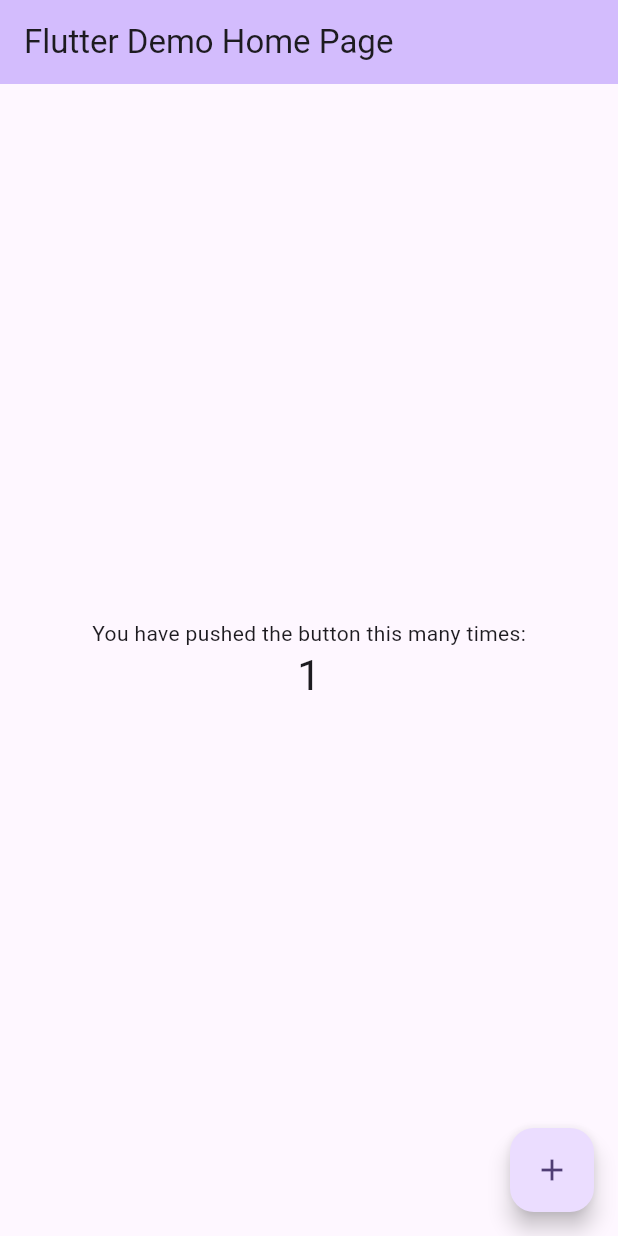
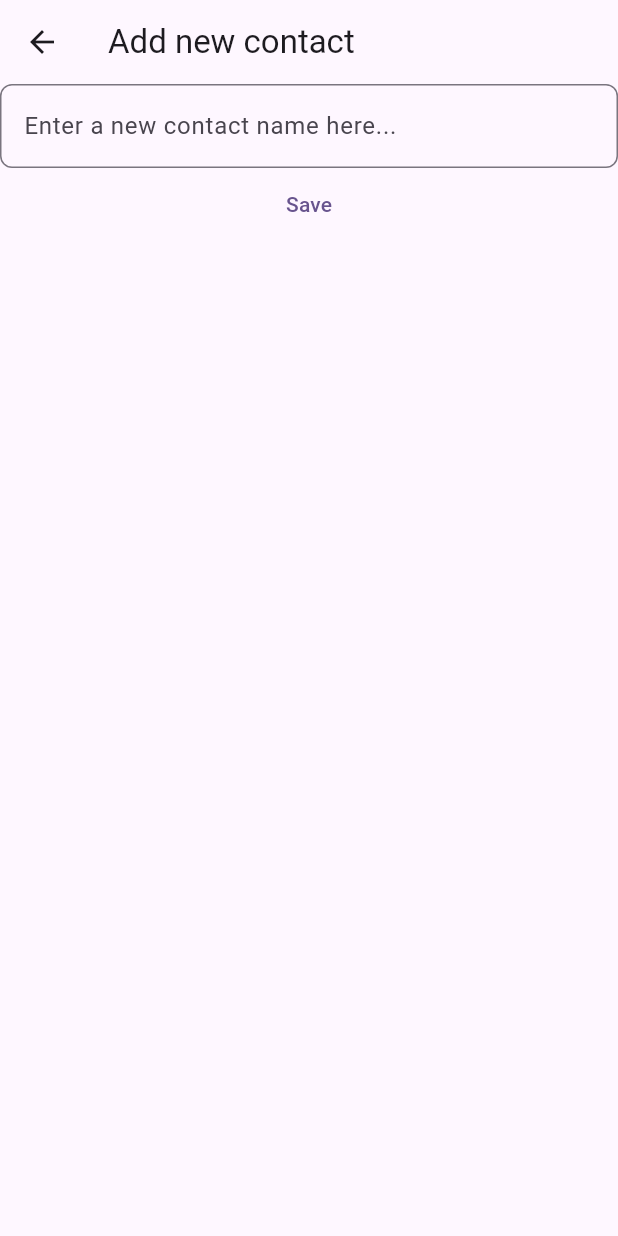
Before and after one commit to Yihun-Alemayehu/flutter-BuiltIn-state-management, a Flutter app: the screen it shows after launch, after a tap on the "add" icon, on a phone screen of 412 x 824 dp. Run offline on Flutter 3.47's test engine with Material 2 defaults, Android fonts, the phone set to English and light mode, and no system bars.

Commit message:
setting up for value Identifier commit

```diff
--- /dev/null
+++ b/lib/home.dart
@@ -0,0 +1,15 @@
+import 'package:flutter/material.dart';
+
+class HomePage extends StatefulWidget {
+  const HomePage({super.key});
+
+  @override
+  State<HomePage> createState() => _HomePageState();
+}
+
+class _HomePageState extends State<HomePage> {
+  @override
+  Widget build(BuildContext context) {
+    return const Scaffold();
+  }
+}
--- a/lib/main.dart
+++ b/lib/main.dart
@@ -7,119 +7,132 @@ void main() {
 class MyApp extends StatelessWidget {
   const MyApp({super.key});
 
-  // This widget is the root of your application.
   @override
   Widget build(BuildContext context) {
     return MaterialApp(
-      title: 'Flutter Demo',
+      routes: {
+        '/contact': (context) => const ContactView(),
+        '/home': (context) => const Home()
+      },
+      debugShowCheckedModeBanner: false,
       theme: ThemeData(
-        // This is the theme of your application.
-        //
-        // TRY THIS: Try running your application with "flutter run". You'll see
-        // the application has a blue toolbar. Then, without quitting the app,
-        // try changing the seedColor in the colorScheme below to Colors.green
-        // and then invoke "hot reload" (save your changes or press the "hot
-        // reload" button in a Flutter-supported IDE, or press "r" if you used
-        // the command line to start the app).
-        //
-        // Notice that the counter didn't reset back to zero; the application
-        // state is not lost during the reload. To reset the state, use hot
-        // restart instead.
-        //
-        // This works for code too, not just values: Most code changes can be
-        // tested with just a hot reload.
         colorScheme: ColorScheme.fromSeed(seedColor: Colors.deepPurple),
         useMaterial3: true,
       ),
-      home: const MyHomePage(title: 'Flutter Demo Home Page'),
+      home: const Home(),
     );
   }
 }
 
-class MyHomePage extends StatefulWidget {
-  const MyHomePage({super.key, required this.title});
+class Contact {
+  final String name;
 
-  // This widget is the home page of your application. It is stateful, meaning
-  // that it has a State object (defined below) that contains fields that affect
-  // how it looks.
+  const Contact({
+    required this.name,
+  });
+}
 
-  // This class is the configuration for the state. It holds the values (in this
-  // case the title) provided by the parent (in this case the App widget) and
-  // used by the build method of the State. Fields in a Widget subclass are
-  // always marked "final".
+class ContactBook {
+  ContactBook._sharedInstance();
+  static final _shared = ContactBook._sharedInstance();
+  factory ContactBook() => _shared;
 
-  final String title;
+  final List<Contact> _contacts = [const Contact(name: 'Zeri')];
+  int get length => _contacts.length;
+
+  void add({required Contact contact}) {
+    _contacts.add(contact);
+  }
+
+  void remove({required Contact contact}) {
+    _contacts.remove(contact);
+  }
+
+  Contact? contact({required int atIndex}) =>
+      _contacts.length > atIndex ? _contacts[atIndex] : null;
+}
+
+class Home extends StatelessWidget {
+  const Home({super.key});
 
   @override
-  State<MyHomePage> createState() => _MyHomePageState();
+  Widget build(BuildContext context) {
+    final contactBook = ContactBook();
+    return Scaffold(
+      appBar: AppBar(
+        title: const Text('Home Page'),
+        centerTitle: true,
+      ),
+      body: ListView.builder(
+        itemCount: contactBook.length,
+        itemBuilder: (context, index) {
+          final contact = contactBook.contact(atIndex: index)!;
+          return ListTile(
+            title: Text(contact.name),
+          );
+        },
+      ),
+      floatingActionButton: FloatingActionButton(
+        backgroundColor: Colors.black,
+        onPressed: () async {
+          await Navigator.of(context).pushNamed('/contact');
+        },
+        child: const Icon(
+          Icons.add,
+          color: Colors.white,
+        ),
+      ),
+    );
+  }
 }
 
-class _MyHomePageState extends State<MyHomePage> {
-  int _counter = 0;
+class ContactView extends StatefulWidget {
+  const ContactView({super.key});
 
-  void _incrementCounter() {
-    setState(() {
-      // This call to setState tells the Flutter framework that something has
-      // changed in this State, which causes it to rerun the build method below
-      // so that the display can reflect the updated values. If we changed
-      // _counter without calling setState(), then the build method would not be
-      // called again, and so nothing would appear to happen.
-      _counter++;
-    });
+  @override
+  State<ContactView> createState() => _ContactViewState();
+}
+
+class _ContactViewState extends State<ContactView> {
+  late final TextEditingController textEditingController;
+
+  @override
+  void initState() {
+    textEditingController = TextEditingController();
+    super.initState();
+  }
+
+  @override
+  void dispose() {
+    textEditingController.dispose();
+    super.dispose();
   }
 
   @override
   Widget build(BuildContext context) {
-    // This method is rerun every time setState is called, for instance as done
-    // by the _incrementCounter method above.
-    //
-    // The Flutter framework has been optimized to make rerunning build methods
-    // fast, so that you can just rebuild anything that needs updating rather
-    // than having to individually change instances of widgets.
     return Scaffold(
       appBar: AppBar(
-        // TRY THIS: Try changing the color here to a specific color (to
-        // Colors.amber, perhaps?) and trigger a hot reload to see the AppBar
-        // change color while the other colors stay the same.
-        backgroundColor: Theme.of(context).colorScheme.inversePrimary,
-        // Here we take the value from the MyHomePage object that was created by
-        // the App.build method, and use it to set our appbar title.
-        title: Text(widget.title),
+        title: const Text('Add new contact'),
       ),
-      body: Center(
-        // Center is a layout widget. It takes a single child and positions it
-        // in the middle of the parent.
-        child: Column(
-          // Column is also a layout widget. It takes a list of children and
-          // arranges them vertically. By default, it sizes itself to fit its
-          // children horizontally, and tries to be as tall as its parent.
-          //
-          // Column has various properties to control how it sizes itself and
-          // how it positions its children. Here we use mainAxisAlignment to
-          // center the children vertically; the main axis here is the vertical
-          // axis because Columns are vertical (the cross axis would be
-          // horizontal).
-          //
-          // TRY THIS: Invoke "debug painting" (choose the "Toggle Debug Paint"
-          // action in the IDE, or press "p" in the console), to see the
-          // wireframe for each widget.
-          mainAxisAlignment: MainAxisAlignment.center,
-          children: <Widget>[
-            const Text(
-              'You have pushed the button this many times:',
-            ),
-            Text(
-              '$_counter',
-              style: Theme.of(context).textTheme.headlineMedium,
-            ),
-          ],
-        ),
+      body: Column(
+        children: [
+          TextField(
+            controller: textEditingController,
+            decoration: const InputDecoration(
+                hintText: 'Enter a new contact name here...',
+                border: OutlineInputBorder(
+                    borderRadius: BorderRadius.all(Radius.circular(8)))),
+          ),
+          TextButton(
+            onPressed: () {
+              final contact = Contact(name: textEditingController.text);
+              ContactBook().add(contact: contact);
+              Navigator.of(context).pop();
+            },
+            child: const Text('Save'),
+          )
+        ],
       ),
-      floatingActionButton: FloatingActionButton(
-        onPressed: _incrementCounter,
-        tooltip: 'Increment',
-        child: const Icon(Icons.add),
-      ), // This trailing comma makes auto-formatting nicer for build methods.
     );
   }
 }
```
